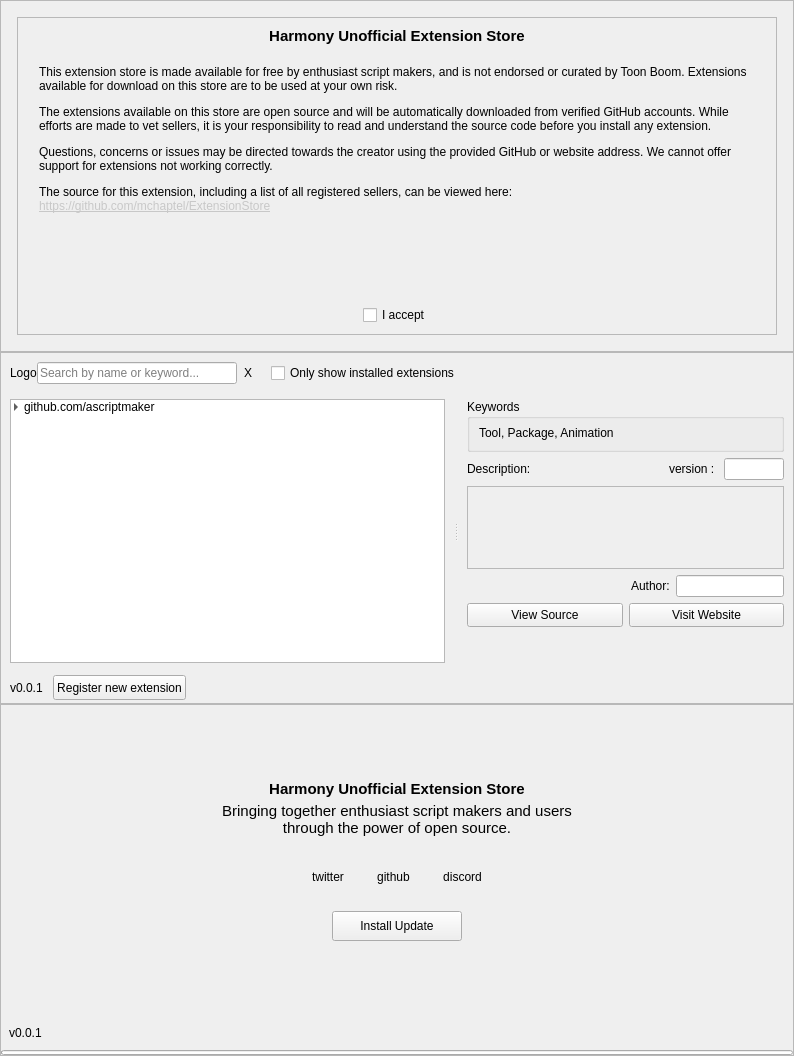
Before: the Qt Designer form ExtensionStore/resources/store.ui in mchaptel/ExtensionStore, drawn with Qt 5.
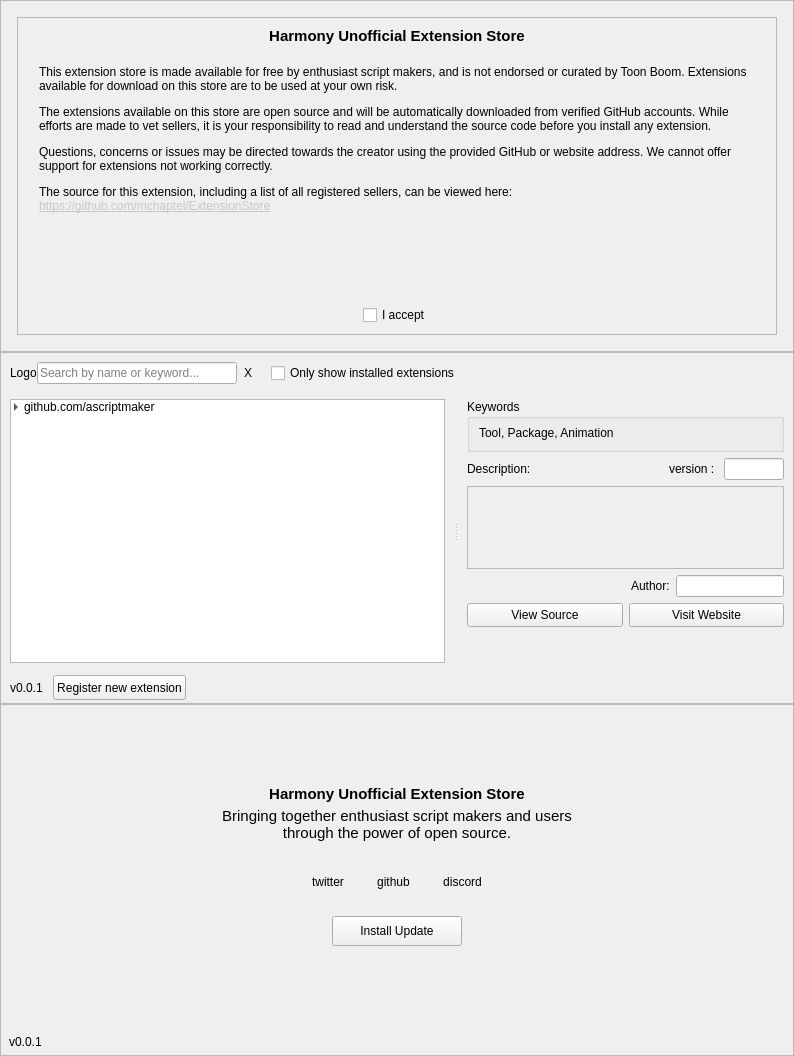
After: the same form once the commit is applied.

Commit message: Subclassed progressbar to move progress rescaling, and replaced UI bar.

```diff
--- a/ExtensionStore/resources/store.ui
+++ b/ExtensionStore/resources/store.ui
@@ -1190,31 +1190,6 @@
         </layout>
        </widget>
       </item>
-      <item>
-       <widget class="QProgressBar" name="updateProgress">
-        <property name="sizePolicy">
-         <sizepolicy hsizetype="Expanding" vsizetype="Fixed">
-          <horstretch>0</horstretch>
-          <verstretch>0</verstretch>
-         </sizepolicy>
-        </property>
-        <property name="maximumSize">
-         <size>
-          <width>16777215</width>
-          <height>5</height>
-         </size>
-        </property>
-        <property name="maximum">
-         <number>100</number>
-        </property>
-        <property name="value">
-         <number>-1</number>
-        </property>
-        <property name="textVisible">
-         <bool>false</bool>
-        </property>
-       </widget>
-      </item>
      </layout>
     </widget>
    </item>
```
The commit also changes 3 other files.
